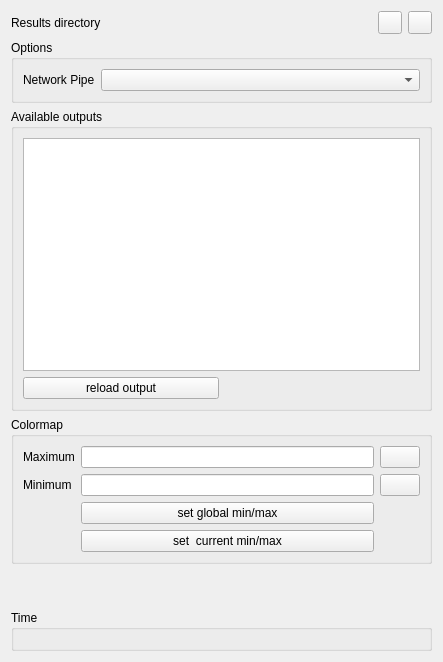
ghorwin/SIM-VICUS, file SIM-VICUS/src/SVPropResultsWidget.ui: the form before one commit.
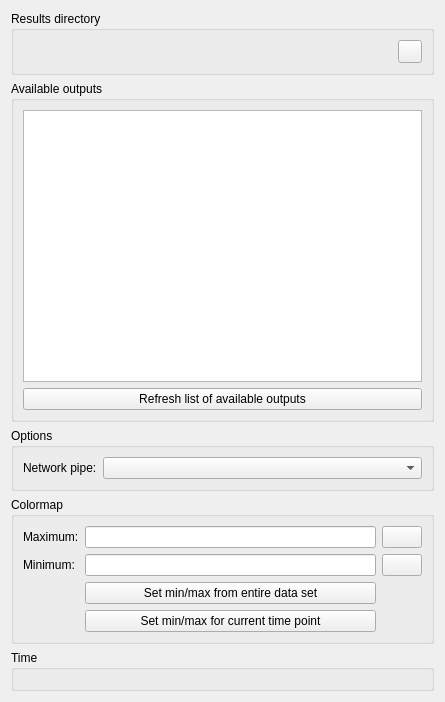
The form after the commit. Icons and pictures are not drawn. Custom widgets are drawn as their Qt base class.

Commit message: Layout fixes in results property widget, UI style guide, minor fixes

Diff of the .ui file:
```diff
--- a/SIM-VICUS/src/SVPropResultsWidget.ui
+++ b/SIM-VICUS/src/SVPropResultsWidget.ui
@@ -6,8 +6,8 @@
    <rect>
     <x>0</x>
     <y>0</y>
-    <width>443</width>
-    <height>662</height>
+    <width>445</width>
+    <height>702</height>
    </rect>
   </property>
   <property name="windowTitle">
@@ -15,65 +15,29 @@
   </property>
   <layout class="QVBoxLayout" name="verticalLayout_2">
    <item>
-    <layout class="QGridLayout" name="gridLayout">
-     <item row="0" column="2">
-      <widget class="QToolButton" name="toolButtonSetDefaultDirectory">
-       <property name="toolTip">
-        <string>set default directory</string>
-       </property>
-       <property name="text">
-        <string/>
-       </property>
-       <property name="icon">
-        <iconset>
-         <normalon>:/gfx/actions/24x24/arrow-source-grey.png</normalon>
-        </iconset>
-       </property>
-      </widget>
-     </item>
-     <item row="0" column="0">
-      <widget class="QLabel" name="label">
-       <property name="text">
-        <string>Results directory</string>
-       </property>
-      </widget>
-     </item>
-     <item row="0" column="1">
-      <widget class="QtExt::BrowseFilenameWidget" name="resultsDir" native="true"/>
-     </item>
-     <item row="0" column="3">
-      <widget class="QToolButton" name="toolButtonUpdateAvailableOutputs">
-       <property name="toolTip">
-        <string>reload results directory</string>
-       </property>
-       <property name="text">
-        <string/>
-       </property>
-       <property name="icon">
-        <iconset>
-         <normalon>:/gfx/actions/24x24/reload.png</normalon>
-        </iconset>
-       </property>
-      </widget>
-     </item>
-    </layout>
-   </item>
-   <item>
-    <widget class="QGroupBox" name="groupBoxNetworkOptions">
+    <widget class="QGroupBox" name="groupBox">
      <property name="title">
-      <string>Options</string>
+      <string>Results directory</string>
      </property>
-     <layout class="QFormLayout" name="formLayout_2">
-      <item row="0" column="0">
-       <widget class="QLabel" name="label_2">
+     <layout class="QHBoxLayout" name="horizontalLayout">
+      <item>
+       <widget class="QtExt::BrowseFilenameWidget" name="resultsDir" native="true"/>
+      </item>
+      <item>
+       <widget class="QToolButton" name="toolButtonSetDefaultDirectory">
+        <property name="toolTip">
+         <string>Reset to default output directory.</string>
+        </property>
         <property name="text">
-         <string>Network Pipe</string>
+         <string/>
+        </property>
+        <property name="icon">
+         <iconset>
+          <normalon>:/gfx/actions/24x24/arrow-source-grey.png</normalon>
+         </iconset>
         </property>
        </widget>
       </item>
-      <item row="0" column="1">
-       <widget class="QComboBox" name="comboBoxPipeType"/>
-      </item>
      </layout>
     </widget>
    </item>
@@ -82,8 +46,8 @@
      <property name="title">
       <string>Available outputs</string>
      </property>
-     <layout class="QGridLayout" name="gridLayout_2">
-      <item row="0" column="0" colspan="2">
+     <layout class="QVBoxLayout" name="verticalLayout_3">
+      <item>
        <widget class="QTableWidget" name="tableWidgetAvailableResults">
         <property name="sizePolicy">
          <sizepolicy hsizetype="Expanding" vsizetype="Expanding">
@@ -99,21 +63,46 @@
         </property>
        </widget>
       </item>
-      <item row="1" column="0">
-       <widget class="QPushButton" name="pushButton">
+      <item>
+       <widget class="QPushButton" name="pushButtonReload">
         <property name="text">
-         <string>reload output</string>
+         <string>Refresh list of available outputs</string>
         </property>
         <property name="icon">
          <iconset>
           <normalon>:/gfx/actions/24x24/reload.png</normalon>
          </iconset>
         </property>
+        <property name="iconSize">
+         <size>
+          <width>24</width>
+          <height>24</height>
+         </size>
+        </property>
        </widget>
       </item>
      </layout>
     </widget>
    </item>
+   <item>
+    <widget class="QGroupBox" name="groupBoxNetworkOptions">
+     <property name="title">
+      <string>Options</string>
+     </property>
+     <layout class="QFormLayout" name="formLayout_2">
+      <item row="0" column="0">
+       <widget class="QLabel" name="label_2">
+        <property name="text">
+         <string>Network pipe:</string>
+        </property>
+       </widget>
+      </item>
+      <item row="0" column="1">
+       <widget class="QComboBox" name="comboBoxPipeType"/>
+      </item>
+     </layout>
+    </widget>
+   </item>
    <item>
     <widget class="QGroupBox" name="groupBoxColormap">
      <property name="title">
@@ -123,7 +112,7 @@
       <item row="2" column="0">
        <widget class="QLabel" name="label_4">
         <property name="text">
-         <string>Minimum</string>
+         <string>Minimum:</string>
         </property>
        </widget>
       </item>
@@ -143,7 +132,7 @@
       <item row="0" column="0">
        <widget class="QLabel" name="label_3">
         <property name="text">
-         <string>Maximum</string>
+         <string>Maximum:</string>
         </property>
        </widget>
       </item>
@@ -169,36 +158,20 @@
       <item row="3" column="1">
        <widget class="QPushButton" name="pushButtonSetGlobalMinMax">
         <property name="text">
-         <string>set global min/max</string>
+         <string>Set min/max from entire data set</string>
         </property>
        </widget>
       </item>
       <item row="4" column="1">
        <widget class="QPushButton" name="pushButtonSetLocalMinMax">
         <property name="text">
-         <string>set  current min/max</string>
+         <string>Set min/max for current time point</string>
         </property>
        </widget>
       </item>
      </layout>
     </widget>
    </item>
-   <item>
-    <spacer name="verticalSpacer">
-     <property name="orientation">
-      <enum>Qt::Vertical</enum>
-     </property>
-     <property name="sizeType">
-      <enum>QSizePolicy::Maximum</enum>
-     </property>
-     <property name="sizeHint" stdset="0">
-      <size>
-       <width>20</width>
-       <height>40</height>
-      </size>
-     </property>
-    </spacer>
-   </item>
    <item>
     <widget class="QGroupBox" name="groupBoxTime">
      <property name="title">
```
The commit also changes 2 other files.
